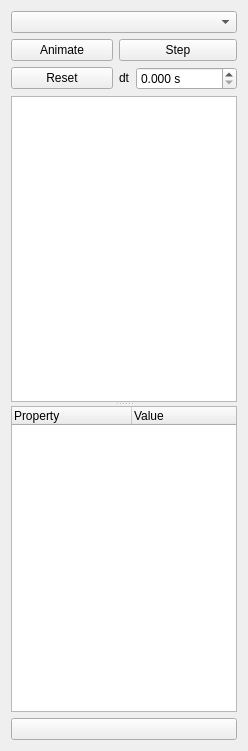
Qt form Plugins/org.mitk.gui.qt.simulation/src/internal/QmitkSimulationViewControls.ui (MITK/MITK) before a commit.
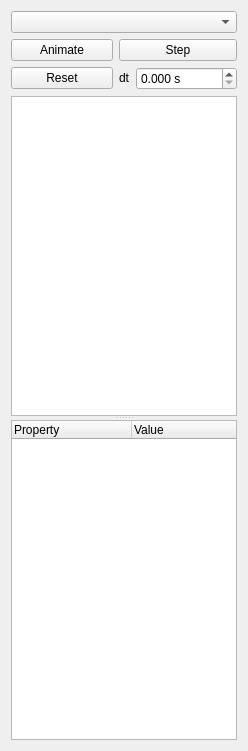
The same form after that commit. Custom widgets are drawn as their Qt base class.

Commit message: Removed debugging button.

```diff
--- a/Plugins/org.mitk.gui.qt.simulation/src/internal/QmitkSimulationViewControls.ui
+++ b/Plugins/org.mitk.gui.qt.simulation/src/internal/QmitkSimulationViewControls.ui
@@ -155,13 +155,6 @@
      </widget>
     </widget>
    </item>
-   <item>
-    <widget class="QPushButton" name="pushButton">
-     <property name="text">
-      <string/>
-     </property>
-    </widget>
-   </item>
   </layout>
  </widget>
  <customwidgets>
```
The commit also changes 2 other files.
